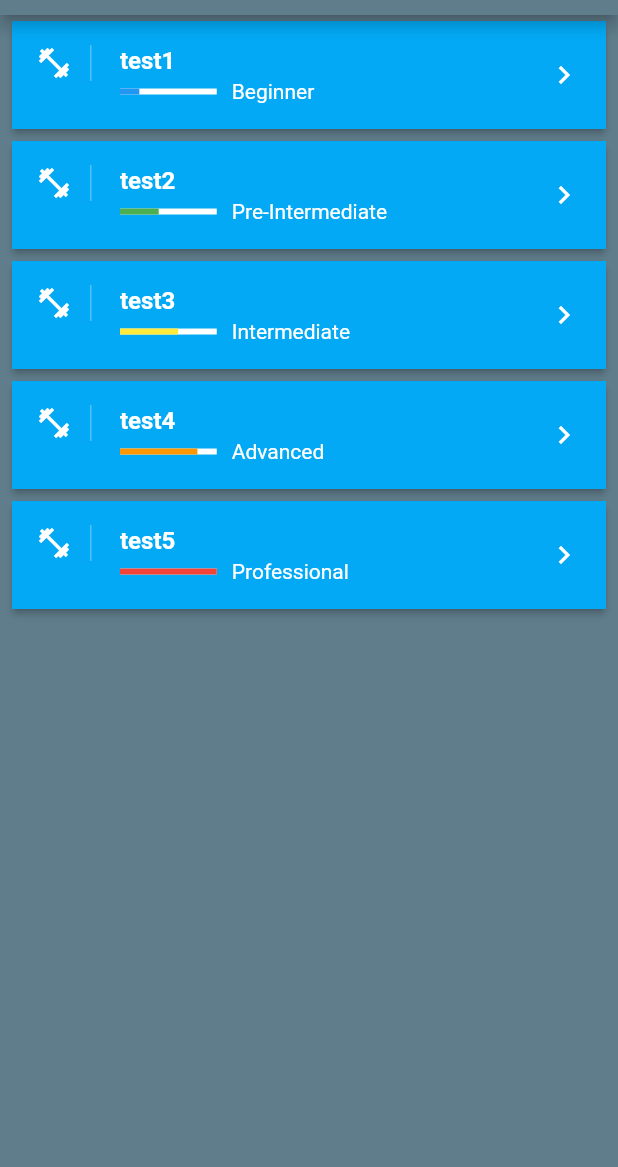
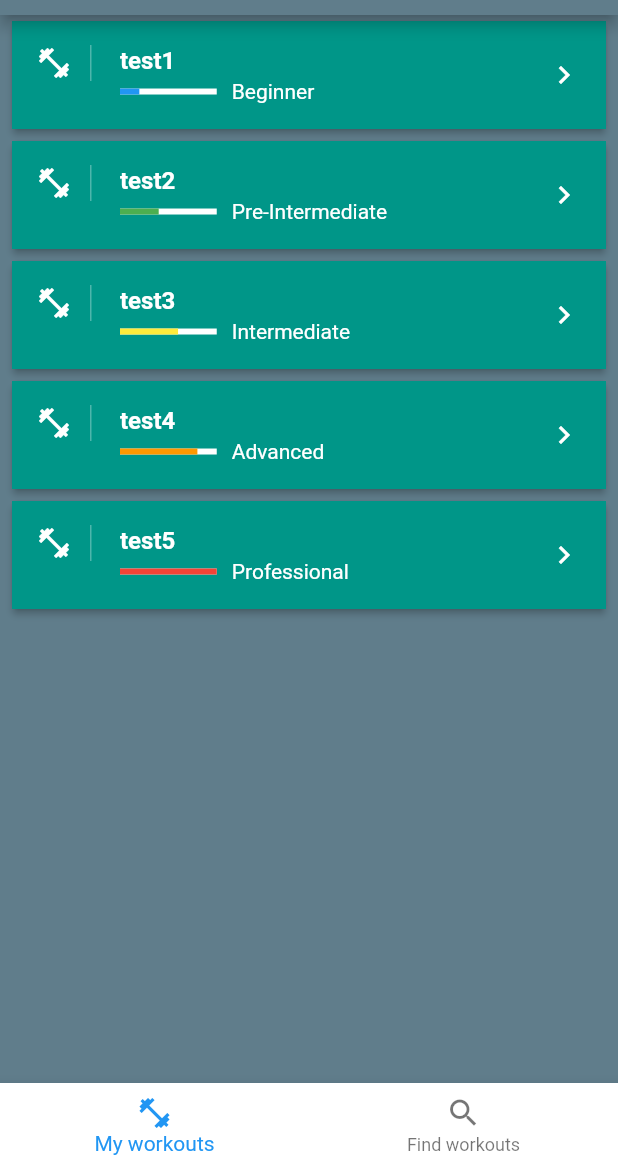
Before and after one commit to INVISIBLE5130/ishfit, a Flutter app: the screen it shows once a user with an empty profile is signed in, on a phone screen of 412 x 824 dp, the part 69-1236 px from its top. Run offline on Flutter 3.47's test engine with Material 2 defaults, Android fonts, the phone set to English and light mode, and no system bars; our stand-ins replace firebase_auth, fluttertoast; accounts and stored records are empty.

Commit message:
Added navigaton bar

```diff
--- /dev/null
+++ b/lib/components/workoutList.dart
@@ -0,0 +1,119 @@
+import 'package:first_flutter_app/domain/workout.dart';
+import 'package:flutter/material.dart';
+
+class WorkoutsList extends StatelessWidget {
+  final workouts = <Workout>[
+    Workout(
+        title: 'test1',
+        author: 'Ihor1',
+        description: 'Test workout1',
+        level: 'Beginner'
+    ),
+    Workout(
+        title: 'test2',
+        author: 'Ihor2',
+        description: 'Test workout2',
+        level: 'Pre-Intermediate'
+    ),
+    Workout(
+        title: 'test3',
+        author: 'Ihor3',
+        description: 'Test workout3',
+        level: 'Intermediate'
+    ),
+    Workout(
+        title: 'test4',
+        author: 'Ihor4',
+        description: 'Test workout4',
+        level: 'Advanced'
+    ),
+    Workout(
+        title: 'test5',
+        author: 'Ihor5',
+        description: 'Test workout5',
+        level: 'Professional'
+    )
+  ];
+
+  @override
+  Widget build(BuildContext context) {
+    return Container(
+      child: ListView.builder(
+          itemCount: workouts.length,
+          itemBuilder: (context, i){
+            return Card(
+              elevation: 2.0,
+              margin: EdgeInsets.symmetric(horizontal: 8, vertical: 4),
+              child: Container(
+                decoration: BoxDecoration(color: Colors.teal),
+                child: ListTile(
+                  leading: Container(
+                    padding: EdgeInsets.only(right: 12),
+                    child: Icon(Icons.fitness_center, color: Theme.of(context).textTheme.title.color),
+                    decoration: BoxDecoration(
+                        border: Border(right: BorderSide(width: 1, color: Colors.white30))
+                    ),
+                  ),
+                  title: Text(
+                    workouts[i].title,
+                    style: TextStyle(
+                        color: Theme.of(context).textTheme.title.color,
+                        fontWeight: FontWeight.bold
+                    ),
+                  ),
+                  trailing: Icon(Icons.keyboard_arrow_right, color: Theme.of(context).textTheme.title.color,),
+                  subtitle: subtitle(context, workouts[i]),
+                ),
+              ),
+            );
+          }
+      ),
+    );
+  }
+}
+
+Widget subtitle(BuildContext context, Workout workout) {
+  var color = Colors.grey;
+  double indicatorLevel = 0;
+
+  switch(workout.level) {
+    case 'Beginner':
+      color = Colors.blue;
+      indicatorLevel = 0.2;
+      break;
+    case 'Pre-Intermediate':
+      color = Colors.green;
+      indicatorLevel = 0.4;
+      break;
+    case 'Intermediate':
+      color = Colors.yellow;
+      indicatorLevel = 0.6;
+      break;
+    case 'Advanced':
+      color = Colors.orange;
+      indicatorLevel = 0.8;
+      break;
+    case 'Professional':
+      color = Colors.red;
+      indicatorLevel = 1;
+      break;
+  }
+
+  return Row(
+    children: <Widget>[
+      Expanded(
+        flex: 1,
+        child: LinearProgressIndicator(
+          backgroundColor: Theme.of(context).textTheme.title.color,
+          value: indicatorLevel,
+          valueColor: AlwaysStoppedAnimation(color),
+        ),
+      ),
+      SizedBox(width: 10),
+      Expanded(
+        flex: 3,
+        child: Text(workout.level, style: TextStyle(color: Theme.of(context).textTheme.title.color)),
+      )
+    ],
+  );
+}
--- a/lib/main.dart
+++ b/lib/main.dart
@@ -1,6 +1,5 @@
 import 'package:first_flutter_app/screens/landing.dart';
 import 'package:first_flutter_app/services/auth.dart';
-import 'package:flutter/cupertino.dart';
 import 'package:flutter/material.dart';
 import 'package:provider/provider.dart';
 
--- a/lib/screens/auth.dart
+++ b/lib/screens/auth.dart
@@ -1,7 +1,6 @@
 import 'package:first_flutter_app/domain/user.dart';
 import 'package:first_flutter_app/services/auth.dart';
 import 'package:fluttertoast/fluttertoast.dart';
-import 'package:flutter/cupertino.dart';
 import 'package:flutter/material.dart';
 
 class AuthorizationPage extends StatefulWidget {
--- a/lib/screens/home.dart
+++ b/lib/screens/home.dart
@@ -1,7 +1,6 @@
+import 'package:first_flutter_app/components/workoutList.dart';
 import 'package:first_flutter_app/services/auth.dart';
-import 'package:flutter/cupertino.dart';
 import 'package:flutter/material.dart';
-import '../domain/workout.dart';
 
 void main() => runApp(FirstFlutterApp());
 
@@ -18,8 +17,14 @@ class FirstFlutterApp extends StatelessWidget {
     );
   }
 }
+class HomePage extends StatefulWidget {
+  @override
+  _HomePage createState() => _HomePage();
+}
 
-class HomePage extends StatelessWidget {
+class _HomePage extends State<HomePage> {
+  int sectionIndex = 0;
+
   @override
   Widget build(BuildContext context) {
     return Container(
@@ -34,107 +39,32 @@ class HomePage extends StatelessWidget {
                   AuthService().logOut();
                 },
                 icon: Icon(
-                  Icons.supervised_user_circle,
-                  color: Colors.white
+                    Icons.supervised_user_circle,
+                    color: Colors.white
                 ),
                 label: SizedBox.shrink()
             )
           ],
         ),
         body: WorkoutsList(),
+        bottomNavigationBar: BottomNavigationBar(
+          items: const <BottomNavigationBarItem>[
+            BottomNavigationBarItem(
+                icon: Icon(Icons.fitness_center),
+                title: Text('My workouts')
+            ),
+            BottomNavigationBarItem(
+                icon: Icon(Icons.search),
+                title: Text('Find workouts')
+            ),
+          ],
+          currentIndex: 0,
+          backgroundColor: Colors.white,
+          onTap: (int index){
+            setState(() => sectionIndex = index);
+          },
+        ),
       ),
     );
   }
 }
-
-class WorkoutsList extends StatelessWidget {
-  final workouts = <Workout>[
-    Workout(title: 'test1', author: 'Ihor1', description: 'Test workout1', level: 'Beginner'),
-    Workout(title: 'test2', author: 'Ihor2', description: 'Test workout2', level: 'Pre-Intermediate'),
-    Workout(title: 'test3', author: 'Ihor3', description: 'Test workout3', level: 'Intermediate'),
-    Workout(title: 'test4', author: 'Ihor4', description: 'Test workout4', level: 'Advanced'),
-    Workout(title: 'test5', author: 'Ihor5', description: 'Test workout5', level: 'Professional')
-  ];
-
-  @override
-  Widget build(BuildContext context) {
-    return Container(
-      child: ListView.builder(
-          itemCount: workouts.length,
-          itemBuilder: (context, i){
-            return Card(
-              elevation: 2.0,
-              margin: EdgeInsets.symmetric(horizontal: 8, vertical: 4),
-              child: Container(
-                decoration: BoxDecoration(color: Colors.lightBlue),
-                child: ListTile(
-                  leading: Container(
-                    padding: EdgeInsets.only(right: 12),
-                    child: Icon(Icons.fitness_center, color: Theme.of(context).textTheme.title.color),
-                    decoration: BoxDecoration(
-                        border: Border(right: BorderSide(width: 1, color: Colors.white30))
-                    ),
-                  ),
-                  title: Text(
-                    workouts[i].title,
-                    style: TextStyle(
-                        color: Theme.of(context).textTheme.title.color,
-                        fontWeight: FontWeight.bold
-                    ),
-                  ),
-                  trailing: Icon(Icons.keyboard_arrow_right, color: Theme.of(context).textTheme.title.color,),
-                  subtitle: subtitle(context, workouts[i]),
-                ),
-              ),
-            );
-          }
-      ),
-    );
-  }
-}
-
-Widget subtitle(BuildContext context, Workout workout) {
-  var color = Colors.grey;
-  double indicatorLevel = 0;
-
-  switch(workout.level) {
-    case 'Beginner':
-      color = Colors.blue;
-      indicatorLevel = 0.2;
-      break;
-    case 'Pre-Intermediate':
-      color = Colors.green;
-      indicatorLevel = 0.4;
-      break;
-    case 'Intermediate':
-      color = Colors.yellow;
-      indicatorLevel = 0.6;
-      break;
-    case 'Advanced':
-      color = Colors.orange;
-      indicatorLevel = 0.8;
-      break;
-    case 'Professional':
-      color = Colors.red;
-      indicatorLevel = 1;
-      break;
-  }
-
-  return Row(
-    children: <Widget>[
-      Expanded(
-        flex: 1,
-        child: LinearProgressIndicator(
-          backgroundColor: Theme.of(context).textTheme.title.color,
-          value: indicatorLevel,
-          valueColor: AlwaysStoppedAnimation(color),
-        ),
-      ),
-      SizedBox(width: 10),
-      Expanded(
-        flex: 3,
-        child: Text(workout.level, style: TextStyle(color: Theme.of(context).textTheme.title.color)),
-      )
-    ],
-  );
-}
```
